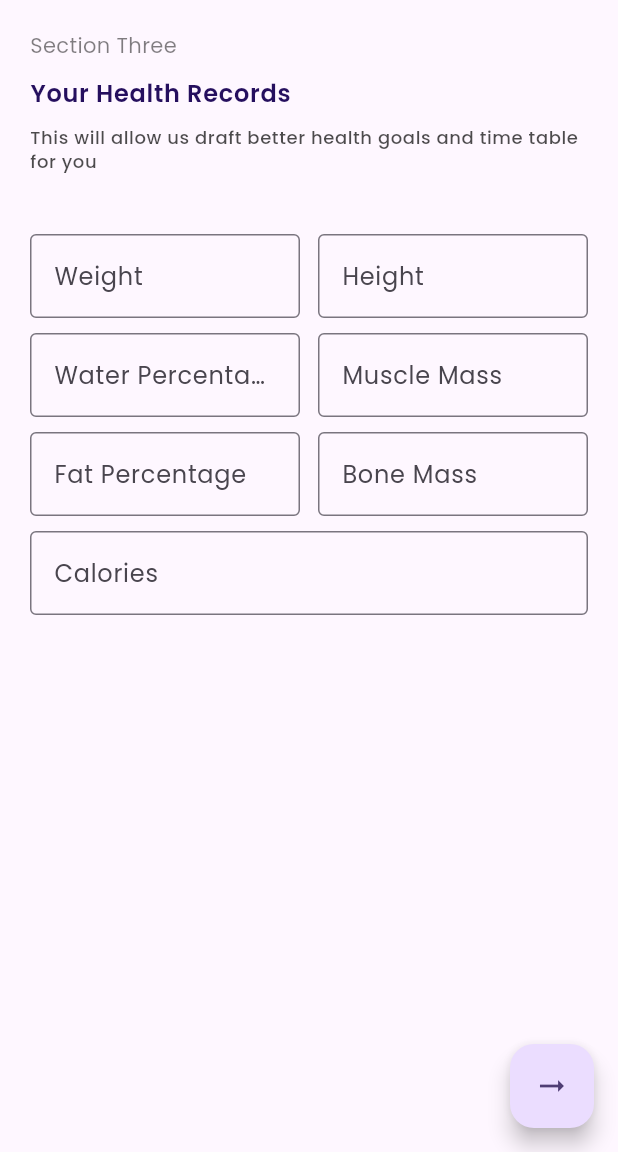
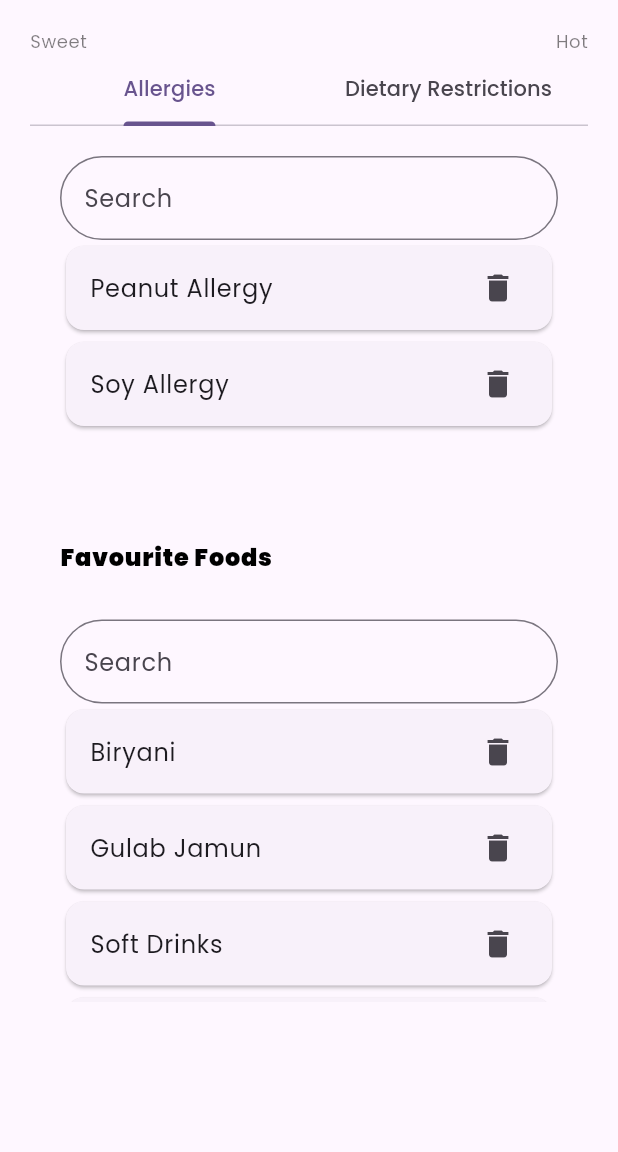
Before and after one commit to ChandanKhamitkar/trinetra_vallabh, a Flutter app: the Healthrecords screen opened directly, after a tap on the "arrow right alt" icon, on a phone screen of 412 x 824 dp, the part 84-1236 px from its top. Run offline on Flutter 3.47's test engine with Material 3 defaults, Android fonts, the light colour scheme and no system bars; our stand-ins replace flutter_svg, google_fonts.

Commit message:
Added FoodPreferencePage
Signed-off-by: Revanth Peethala <rpeethal@gitam.in>

```diff
--- /dev/null
+++ b/lib/UI/screens/details/foodpreferences.dart
@@ -0,0 +1,179 @@
+// ignore_for_file: deprecated_member_use
+
+import 'package:flutter/material.dart';
+import 'package:trinetra_vallabh/UI/components/custom_appbar.dart';
+
+class FoodPreferencePage extends StatefulWidget {
+  const FoodPreferencePage({super.key});
+
+  @override
+  State<FoodPreferencePage> createState() => _FoodPreferencePageState();
+}
+
+class _FoodPreferencePageState extends State<FoodPreferencePage>
+    with TickerProviderStateMixin {
+  late final TabController _tabController;
+  @override
+  void initState() {
+    super.initState();
+    _tabController = TabController(length: 2, vsync: this);
+  }
+
+  @override
+  void dispose() {
+    _tabController.dispose();
+    super.dispose();
+  }
+
+  @override
+  Widget build(BuildContext context) {
+    return Scaffold(
+      appBar: CustomAppbar(
+        rightImagePath: 'images/non-user.png',
+      ),
+      body: Padding(
+        padding: const EdgeInsets.only(
+          top: 20,
+          left: 20,
+          right: 20,
+          bottom: 80,
+        ),
+        child: Column(
+            mainAxisSize: MainAxisSize.min,
+            crossAxisAlignment: CrossAxisAlignment.start,
+            children: [
+              Row(
+                mainAxisAlignment: MainAxisAlignment.spaceBetween,
+                crossAxisAlignment: CrossAxisAlignment.start,
+                children: [
+                  Text(
+                    'Sweet',
+                    style: Theme.of(context)
+                        .textTheme
+                        .bodySmall
+                        ?.copyWith(color: Colors.black.withOpacity(0.5)),
+                  ),
+                  const SizedBox(
+                    width: 10,
+                  ),
+                  Text(
+                    'Hot',
+                    style: Theme.of(context)
+                        .textTheme
+                        .bodySmall
+                        ?.copyWith(color: Colors.black.withOpacity(0.5)),
+                  )
+                ],
+              ),
+              TabBar(
+                controller: _tabController,
+                tabs: const <Widget>[
+                  Tab(
+                    text: 'Allergies',
+                  ),
+                  Tab(
+                    text: 'Dietary Restrictions',
+                  ),
+                ],
+              ),
+              Expanded(
+                child: TabBarView(
+                  controller: _tabController,
+                  children: [
+                    Padding(
+                      padding: const EdgeInsets.all(20.0),
+                      child: Column(
+                          mainAxisAlignment: MainAxisAlignment.start,
+                          crossAxisAlignment: CrossAxisAlignment.start,
+                          children: [
+                            TextField(
+                                keyboardType: TextInputType.text,
+                                decoration: InputDecoration(
+                                  border: OutlineInputBorder(
+                                      borderRadius: BorderRadius.circular(30)),
+                                  labelText: 'Search',
+                                )),
+                            Expanded(
+                              child: ListView(
+                                children: const <Widget>[
+                                  Card(
+                                    child: ListTile(
+                                      title: Text('Peanut Allergy'),
+                                      trailing: Icon(Icons.delete),
+                                    ),
+                                  ),
+                                  Card(
+                                    child: ListTile(
+                                      title: Text('Soy Allergy'),
+                                      trailing: Icon(Icons.delete),
+                                    ),
+                                  ),
+                                ],
+                              ),
+                            ),
+                            Padding(
+                              padding: const EdgeInsets.only(bottom: 30),
+                              child: Text('Favourite Foods',
+                                  style: Theme.of(context)
+                                      .textTheme
+                                      .bodyLarge
+                                      ?.copyWith(
+                                          color: Colors.black,
+                                          fontWeight: FontWeight.w900)),
+                            ),
+                            TextField(
+                                keyboardType: TextInputType.text,
+                                decoration: InputDecoration(
+                                  border: OutlineInputBorder(
+                                      borderRadius: BorderRadius.circular(30)),
+                                  labelText: 'Search',
+                                )),
+                            Expanded(
+                              child: ListView(
+                                children: const <Widget>[
+                                  Card(
+                                    child: ListTile(
+                                      title: Text('Biryani'),
+                                      trailing: Icon(Icons.delete),
+                                    ),
+                                  ),
+                                  Card(
+                                    child: ListTile(
+                                      title: Text('Gulab Jamun'),
+                                      trailing: Icon(Icons.delete),
+                                    ),
+                                  ),
+                                  Card(
+                                    child: ListTile(
+                                      title: Text('Soft Drinks'),
+                                      trailing: Icon(Icons.delete),
+                                    ),
+                                  ),
+                                  Card(
+                                    child: ListTile(
+                                      title: Text('Rasmalai'),
+                                      trailing: Icon(Icons.delete),
+                                    ),
+                                  ),
+                                  Card(
+                                    child: ListTile(
+                                      title: Text('Ice-Cream'),
+                                      trailing: Icon(Icons.delete),
+                                    ),
+                                  ),
+                                ],
+                              ),
+                            ),
+                          ]),
+                    ),
+                    const Center(
+                      child: Text("Dietary Restrictions"),
+                    )
+                  ],
+                ),
+              ),
+            ]),
+      ),
+    );
+  }
+}
--- a/lib/UI/screens/details/healthrecords.dart
+++ b/lib/UI/screens/details/healthrecords.dart
@@ -2,6 +2,7 @@
 
 import 'package:flutter/material.dart';
 import 'package:trinetra_vallabh/UI/components/custom_appbar.dart';
+import 'package:trinetra_vallabh/UI/screens/details/foodpreferences.dart';
 
 class Healthrecords extends StatefulWidget {
   const Healthrecords({super.key});
@@ -135,12 +136,12 @@ class _HealthrecordsState extends State<Healthrecords> {
           )),
       floatingActionButton: FloatingActionButton(
         onPressed: () {
-          // Navigator.push(
-          //   context,
-          //   MaterialPageRoute(
-          //     builder: (context) => ScheduleDataPage(),
-          //   ),
-          // );
+          Navigator.push(
+            context,
+            MaterialPageRoute(
+              builder: (context) => FoodPreferencePage(),
+            ),
+          );
         },
         child: Icon(Icons.arrow_right_alt),
       ),
```
